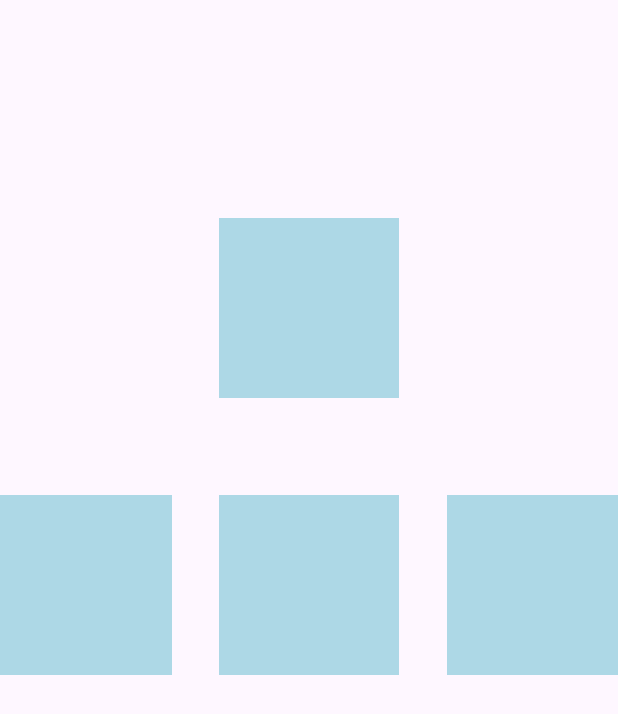
After one commit to SultanovMuratB/EventPlanner, an Android app: the fragment WeatherCityFragment shown on its own in the app's theme, on a phone screen of 412 x 824 dp. The commit adds this screen. Shown: the top 714 px of the screen. Run offline under Robolectric (Android 15) with nearby library versions, the phone set to English and light mode, and no system bars.

Commit message:
apiservice commit

```diff
--- a/app/build.gradle.kts
+++ b/app/build.gradle.kts
@@ -42,6 +42,9 @@ dependencies {
 //    implementation(libs.room.core)
 //    implementation(libs.room.compiler)
 
+    implementation(libs.retrofit.core)
+    implementation(libs.retrofit.gsonConverter)
+
     implementation(libs.navigation.fragment)
     implementation(libs.navigation.ui)
 //    implementation(libs.navigation.args)
--- a/app/src/main/java/com/sultanov/eventplanner/presentation/EventsListFragment.kt
+++ b/app/src/main/java/com/sultanov/eventplanner/presentation/EventsListFragment.kt
@@ -14,7 +14,7 @@ import com.sultanov.eventplanner.R
 
 class EventsListFragment : Fragment() {
 
-    private lateinit var viewModel: MainViewModel
+    private lateinit var viewModel: EventLIstViewModel
     private lateinit var eventListAdapter: EventListAdapter
 
     override fun onCreateView(
@@ -28,7 +28,7 @@ class EventsListFragment : Fragment() {
     override fun onViewCreated(view: View, savedInstanceState: Bundle?) {
         super.onViewCreated(view, savedInstanceState)
         setupRecyclerView(view)
-        viewModel = ViewModelProvider(this)[MainViewModel::class.java]
+        viewModel = ViewModelProvider(this)[EventLIstViewModel::class.java]
         viewModel.shopList.observe(viewLifecycleOwner) {
             eventListAdapter.submitList(it)
             Log.d("EventFragment", it.toString())
--- /dev/null
+++ b/app/src/main/java/com/sultanov/eventplanner/presentation/WeatherCityFragment.kt
@@ -0,0 +1,19 @@
+package com.sultanov.eventplanner.presentation
+
+import android.os.Bundle
+import androidx.fragment.app.Fragment
+import android.view.LayoutInflater
+import android.view.View
+import android.view.ViewGroup
+import com.sultanov.eventplanner.R
+
+class WeatherCityFragment : Fragment() {
+
+    override fun onCreateView(
+        inflater: LayoutInflater, container: ViewGroup?,
+        savedInstanceState: Bundle?
+    ): View? {
+        // Inflate the layout for this fragment
+        return inflater.inflate(R.layout.fragment_weather_city, container, false)
+    }
+}
--- /dev/null
+++ b/app/src/main/res/drawable/shape_rectangle.xml
@@ -0,0 +1,8 @@
+<?xml version="1.0" encoding="utf-8"?>
+<shape xmlns:android="http://schemas.android.com/apk/res/android"
+
+    android:shape="rectangle">
+
+    <solid android:color="@color/light_blue"/>
+
+</shape>
--- /dev/null
+++ b/app/src/main/res/layout/fragment_weather_city.xml
@@ -0,0 +1,115 @@
+<?xml version="1.0" encoding="utf-8"?>
+<androidx.constraintlayout.widget.ConstraintLayout xmlns:android="http://schemas.android.com/apk/res/android"
+    xmlns:tools="http://schemas.android.com/tools"
+    android:layout_width="match_parent"
+    android:layout_height="match_parent"
+    xmlns:app="http://schemas.android.com/apk/res-auto"
+    tools:context=".presentation.WeatherCityFragment">
+
+    <TextView
+        android:layout_width="0dp"
+        android:layout_height="wrap_content"
+        android:id="@+id/city_name"
+        app:layout_constraintStart_toStartOf="parent"
+        app:layout_constraintTop_toTopOf="parent"
+        app:layout_constraintEnd_toEndOf="parent"
+        app:layout_constraintBottom_toTopOf="@+id/temp_current_day"
+        tools:text = "Ростов-на-Дону"
+        android:textSize="24sp"
+        android:textAlignment="center"
+        android:layout_margin="16dp"
+        />
+
+    <TextView
+        android:layout_width="0dp"
+        android:layout_height="wrap_content"
+        android:id="@+id/temp_current_day"
+        app:layout_constraintStart_toStartOf="parent"
+        app:layout_constraintTop_toBottomOf="@+id/city_name"
+        app:layout_constraintEnd_toEndOf="parent"
+        app:layout_constraintBottom_toTopOf="@+id/current_temp"
+        tools:text = "Температура на сегодня"
+        android:textSize="24sp"
+        android:textAlignment="center"
+        android:layout_margin="16dp"
+        />
+
+    <TextView
+        android:layout_width="120dp"
+        android:layout_height="120dp"
+        android:id="@+id/current_temp"
+        android:background="@drawable/shape_rectangle"
+        android:textColor="@color/black"
+        tools:text = "24 C"
+        android:textSize="24sp"
+        android:textAlignment="center"
+        app:layout_constraintStart_toStartOf="parent"
+        app:layout_constraintEnd_toEndOf="parent"
+        app:layout_constraintBottom_toTopOf="@+id/temp_forecast_days"
+        app:layout_constraintTop_toBottomOf="@+id/temp_current_day"
+        android:layout_margin="16dp"
+        style="@style/QuestionTextStyle"
+        />
+
+    <TextView
+        android:layout_width="0dp"
+        android:layout_height="wrap_content"
+        android:id="@+id/temp_forecast_days"
+        app:layout_constraintStart_toStartOf="parent"
+        app:layout_constraintTop_toBottomOf="@+id/current_temp"
+        app:layout_constraintEnd_toEndOf="parent"
+        tools:text = "Температура на 3 дня"
+        android:textSize="24sp"
+        android:textAlignment="center"
+        android:layout_margin="16dp"
+        />
+
+    <TextView
+        android:layout_width="120dp"
+        android:layout_height="120dp"
+        android:id="@+id/temp_one_day"
+        android:background="@drawable/shape_rectangle"
+        android:textColor="@color/black"
+        tools:text = "24 C"
+        android:textSize="24sp"
+        android:textAlignment="center"
+        app:layout_constraintStart_toStartOf="parent"
+        app:layout_constraintEnd_toStartOf="@+id/temp_two_day"
+        app:layout_constraintTop_toBottomOf="@+id/temp_forecast_days"
+        android:layout_margin="16dp"
+        style="@style/QuestionTextStyle"
+        />
+
+    <TextView
+        android:layout_width="120dp"
+        android:layout_height="120dp"
+        android:id="@+id/temp_two_day"
+        android:background="@drawable/shape_rectangle"
+        android:textColor="@color/black"
+        tools:text = "24 C"
+        android:textSize="24sp"
+        android:textAlignment="center"
+        app:layout_constraintStart_toEndOf="@+id/temp_one_day"
+        app:layout_constraintEnd_toStartOf="@+id/temp_three_day"
+        app:layout_constraintTop_toBottomOf="@+id/temp_forecast_days"
+        android:layout_margin="16dp"
+        style="@style/QuestionTextStyle"
+        />
+
+    <TextView
+        android:layout_width="120dp"
+        android:layout_height="120dp"
+        android:id="@+id/temp_three_day"
+        android:background="@drawable/shape_rectangle"
+        android:textColor="@color/black"
+        tools:text = "24 C"
+        android:textSize="24sp"
+        android:textAlignment="center"
+        app:layout_constraintStart_toEndOf="@+id/temp_two_day"
+        app:layout_constraintEnd_toEndOf="parent"
+        app:layout_constraintTop_toBottomOf="@+id/temp_forecast_days"
+        android:layout_margin="16dp"
+        style="@style/QuestionTextStyle"
+        />
+
+</androidx.constraintlayout.widget.ConstraintLayout>
--- a/app/src/main/res/values/colors.xml
+++ b/app/src/main/res/values/colors.xml
@@ -4,5 +4,6 @@
     <color name="white">#FFFFFFFF</color>
     <color name="light_yellow">#FFFFED</color>
     <color name="light_green">#90EE90</color>
+    <color name="light_blue">#add8e6</color>
     <color name="gold">#FFD700</color>
 </resources>
--- /dev/null
+++ b/app/src/main/res/values/styles.xml
@@ -0,0 +1,13 @@
+<?xml version="1.0" encoding="utf-8"?>
+<resources>
+
+    <style name="QuestionTextStyle">
+        <item name="android:padding">16dp</item>
+        <item name="android:textSize">48sp</item>
+        <item name="android:gravity">center</item>
+        <item name="android:textStyle">bold</item>
+        <item name="android:layout_margin">8dp</item>
+        <item name="android:textColor">@color/white</item>
+    </style>
+
+</resources>
--- a/gradle/libs.versions.toml
+++ b/gradle/libs.versions.toml
@@ -1,5 +1,5 @@
 [versions]
-agp = "8.4.1"
+agp = "8.2.1"
 kotlin = "1.9.21"
 coreKtx = "1.13.1"
 junit = "4.13.2"
@@ -12,6 +12,7 @@ constraintlayout = "2.1.4"
 room = "2.6.1"
 #ksp = "1.9.21-1.0.16"
 navVersion = "2.7.7"
+retrofit = "2.9.0"
 
 [libraries]
 androidx-core-ktx = { group = "androidx.core", name = "core-ktx", version.ref = "coreKtx" }
@@ -27,6 +28,8 @@ androidx-constraintlayout = { group = "androidx.constraintlayout", name = "const
 navigation-fragment = {group = "androidx.navigation", name = "navigation-fragment-ktx", version.ref = "navVersion"}
 navigation-ui = {group = "androidx.navigation", name = "navigation-ui-ktx", version.ref = "navVersion"}
 #navigation-args = {group = "androidx.navigation", name = "navigation-safe-args-gradle-plugin", version.ref = "navVersion"}
+retrofit-core = { group = "com.squareup.retrofit2", name = "retrofit", version.ref = "retrofit" }
+retrofit-gsonConverter = { group = "com.squareup.retrofit2", name = "converter-gson", version.ref = "retrofit" }
 
 [plugins]
 android-application = { id = "com.android.application", version.ref = "agp" }
```
Also changed, not shown: app/src/main/java/com/sultanov/eventplanner/data/mapper/WeatherMapper.kt (added, +21 -0 lines), app/src/main/java/com/sultanov/eventplanner/data/network/api/ApiFactory.kt (added, +35 -0 lines), app/src/main/java/com/sultanov/eventplanner/data/network/api/ApiService.kt (added, +13 -0 lines), app/src/main/java/com/sultanov/eventplanner/data/network/dto/CurrentWeatherDto.kt (added, +10 -0 lines), app/src/main/java/com/sultanov/eventplanner/data/network/dto/Temp.kt (added, +7 -0 lines), app/src/main/java/com/sultanov/eventplanner/data/network/dto/Weather.kt (added, +7 -0 lines), app/src/main/java/com/sultanov/eventplanner/domain/entity/WeatherCityItem.kt (added, +10 -0 lines), app/src/main/java/com/sultanov/eventplanner/presentation/EventItemViewModel.kt (added, +8 -0 lines), app/src/main/java/com/sultanov/eventplanner/presentation/EventLIstViewModel.kt (renamed from app/src/main/java/com/sultanov/eventplanner/presentation/MainViewModel.kt, +9 -1 lines), app/src/main/java/com/sultanov/eventplanner/presentation/WeatherCityViewModel.kt (added, +8 -0 lines), app/src/main/res/drawable/baseline_block_24.xml (line endings or trailing spaces).
